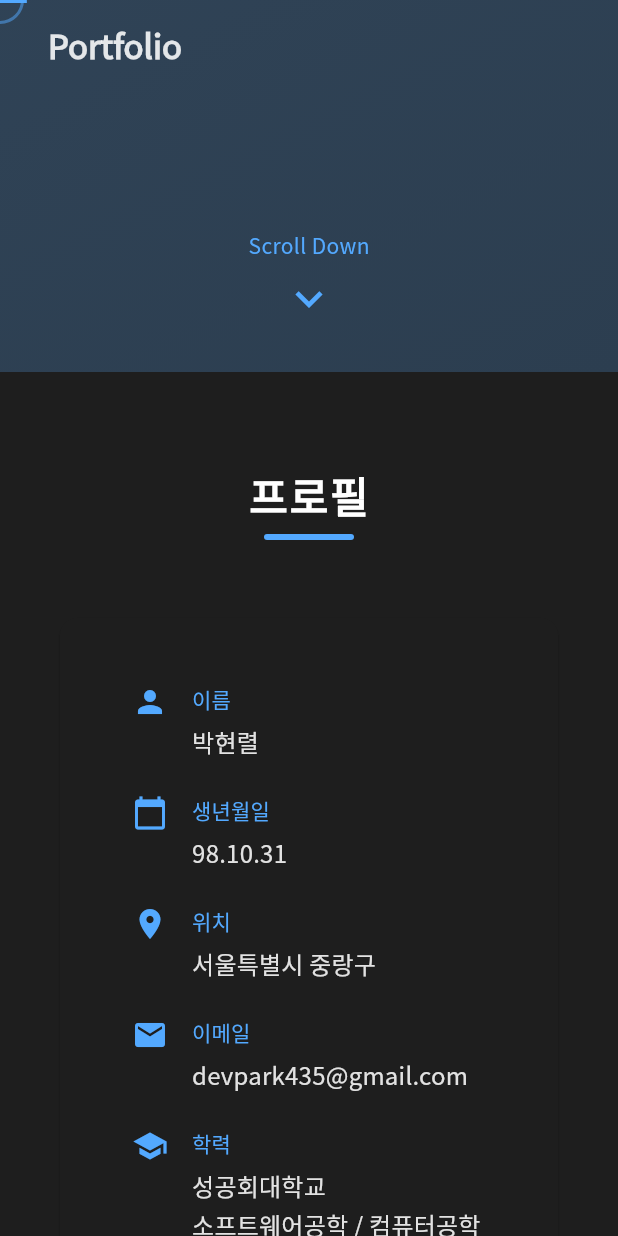
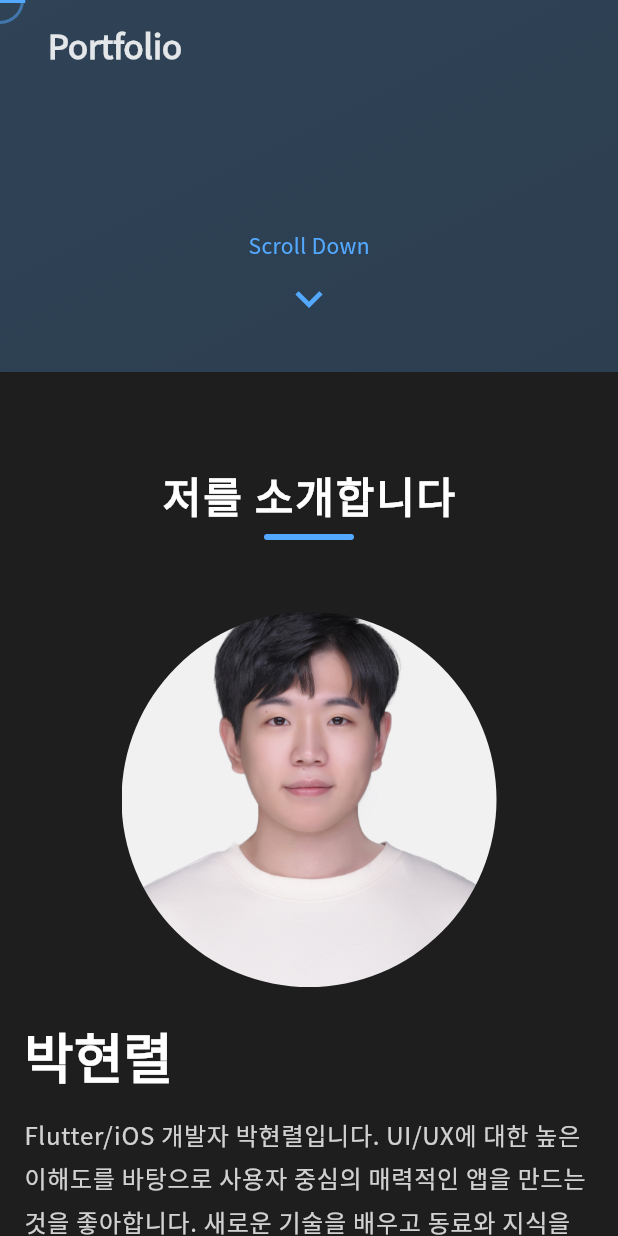
Before and after one commit to devpark435/portfolio_flutter_web, a Flutter app: the screen it shows after launch, scrolled down 576 dp, on a phone screen of 412 x 824 dp. Run offline on Flutter 3.47's test engine with Material 3 defaults, Android fonts, the phone set to English and light mode, and no system bars; drawn by our look-alikes of animated_text_kit, flutter_animate; our stand-ins replace flutter_riverpod, font_awesome_flutter, go_router, google_fonts, shared_preferences, simple_animations and 1 more; missing offline and left inert: dart:html.

Commit message:
feat: 👤 프로필 섹션 리뉴얼 및 이력서 다운로드 기능 추가
- Profile 섹션을 반응형 레이아웃, 프로필 이미지, 동적 자기소개로 전면 개편
- 클릭 가능한 소셜 링크 아이콘과 '이력서 다운로드' 버튼 추가
- 포트폴리오 데이터를 마크다운으로 변환하는 MarkdownService 구현
- '이력서 다운로드' 버튼 클릭 시 .md 파일이 다운로드되는 기능 추가

```diff
--- a/lib/data/profile_info.dart
+++ b/lib/data/profile_info.dart
@@ -1,6 +1,11 @@
+import 'package:flutter/material.dart';
+
 import '../domain/models/profile_info.dart';
 
-const List<ProfileInfo> profileInfos = [
+const String profileBio =
+    'Flutter/iOS 개발자 박현렬입니다. UI/UX에 대한 높은 이해도를 바탕으로 사용자 중심의 매력적인 앱을 만드는 것을 좋아합니다. 새로운 기술을 배우고 동료와 지식을 공유하는 과정에서 즐거움을 느낍니다.';
+
+const List<ProfileInfo> profileDetails = [
   ProfileInfo(
     label: '이름',
     values: ['박현렬'],
@@ -29,3 +34,8 @@ const List<ProfileInfo> profileInfos = [
     values: ['Flutter, iOS'],
   ),
 ];
+
+const Map<String, String> socialLinks = {
+  'github': 'https://github.com/epreep',
+  'velog': 'https://velog.io/@epreep',
+};
--- a/lib/presentation/screens/home/sections/profile_section.dart
+++ b/lib/presentation/screens/home/sections/profile_section.dart
@@ -1,76 +1,174 @@
+import 'dart:html' as html;
+import 'package:animated_text_kit/animated_text_kit.dart';
 import 'package:flutter/material.dart';
+import 'package:flutter_animate/flutter_animate.dart';
+import 'package:flutter_riverpod/flutter_riverpod.dart';
+import 'package:font_awesome_flutter/font_awesome_flutter.dart';
+import 'package:portfolio_web/config/providers/providers.dart';
+import 'package:portfolio_web/domain/services/markdown_service.dart';
+import 'package:url_launcher/url_launcher.dart';
 import '../../../../data/profile_info.dart';
-import '../../../widgets/profile_info_item.dart';
 import '../../../widgets/section_title.dart';
 import '../../../widgets/section_wrapper.dart';
 
-class ProfileSection extends StatelessWidget {
+class ProfileSection extends ConsumerWidget {
   const ProfileSection({super.key});
 
   @override
-  Widget build(BuildContext context) {
-    final width = MediaQuery.of(context).size.width;
-    final isMobile = width <= 800;
-
+  Widget build(BuildContext context, WidgetRef ref) {
     return SectionWrapper(
       child: Column(
         children: [
-          const SectionTitle(title: '프로필'),
+          const SectionTitle(title: '저를 소개합니다'),
           const SizedBox(height: 48),
-          Padding(
-            padding: EdgeInsets.symmetric(
-                horizontal: isMobile
-                    ? 20.0 // 모바일일 때 패딩
-                    : 42.0 // 데스크톱일 때 패딩
+          LayoutBuilder(builder: (context, constraints) {
+            final isWide = constraints.maxWidth > 900;
+            return isWide
+                ? _buildWideLayout(context, ref)
+                : _buildNarrowLayout(context, ref);
+          }),
+        ],
       ),
-            child: Card(
-              child: Padding(
-                padding: const EdgeInsets.all(32),
-                child: isMobile
-                    ? Column(
-                        children: profileInfos
-                            .map((info) => ProfileInfoItem(
-                                  info: info,
-                                  isMobile: true,
-                                ))
-                            .toList(),
-                      )
-                    : Row(
-                        // 2열 구조
+    );
+  }
+
+  Widget _buildWideLayout(BuildContext context, WidgetRef ref) {
+    return Row(
       crossAxisAlignment: CrossAxisAlignment.start,
       children: [
-                          Expanded(
-                            // 왼쪽 열
+        Expanded(flex: 2, child: _buildProfileIntro(context, ref)),
+        const SizedBox(width: 48),
+        Expanded(flex: 3, child: _buildProfileDetails(context)),
+      ],
+    );
+  }
+
+  Widget _buildNarrowLayout(BuildContext context, WidgetRef ref) {
+    return Column(
+      children: [
+        _buildProfileIntro(context, ref),
+        const SizedBox(height: 48),
+        _buildProfileDetails(context),
+      ],
+    );
+  }
+
+  Widget _buildProfileIntro(BuildContext context, WidgetRef ref) {
+    final theme = Theme.of(context);
+    return Column(
+      crossAxisAlignment: CrossAxisAlignment.start,
+      children: [
+        Center(
+          child: ClipRRect(
+            borderRadius: BorderRadius.circular(150),
+            child: Image.asset(
+              'assets/images/profile.jpg',
+              width: 250,
+              height: 250,
+              fit: BoxFit.cover,
+            ),
+          ).animate().fadeIn(duration: 800.ms).saturate(),
+        ),
+        const SizedBox(height: 24),
+        AnimatedTextKit(
+          animatedTexts: [
+            TypewriterAnimatedText(
+              '박현렬',
+              textStyle: theme.textTheme.displaySmall
+                  ?.copyWith(fontWeight: FontWeight.bold),
+              speed: const Duration(milliseconds: 150),
+            ),
+          ],
+          totalRepeatCount: 1,
+        ),
+        const SizedBox(height: 16),
+        Text(
+          profileBio,
+          style: theme.textTheme.bodyLarge?.copyWith(
+            height: 1.8,
+            color: theme.textTheme.bodyLarge?.color?.withOpacity(0.8),
+          ),
+        ),
+        const SizedBox(height: 32),
+        _buildSocialAndResumeButtons(context, ref),
+      ],
+    );
+  }
+
+  Widget _buildProfileDetails(BuildContext context) {
+    final theme = Theme.of(context);
+    return Container(
+      padding: const EdgeInsets.all(32),
+      decoration: BoxDecoration(
+        borderRadius: BorderRadius.circular(16),
+        border: Border.all(color: theme.dividerColor.withOpacity(0.1)),
+        color: theme.cardColor.withOpacity(0.5),
+      ),
       child: Column(
-                              children: profileInfos
-                                  .take(3)
-                                  .map((info) => ProfileInfoItem(
-                                        info: info,
-                                        isMobile: false,
-                                      ))
-                                  .toList(),
+        crossAxisAlignment: CrossAxisAlignment.start,
+        children: profileDetails.map((info) {
+          return Padding(
+            padding: const EdgeInsets.symmetric(vertical: 12.0),
+            child: Row(
+              crossAxisAlignment: CrossAxisAlignment.start,
+              children: [
+                SizedBox(
+                  width: 80,
+                  child: Text(
+                    info.label,
+                    style: theme.textTheme.titleSmall?.copyWith(
+                      color:
+                          theme.textTheme.titleSmall?.color?.withOpacity(0.6),
+                    ),
                   ),
                 ),
                 Expanded(
-                            // 오른쪽 열
-                            child: Column(
-                              children: profileInfos
-                                  .skip(3)
-                                  .take(3)
-                                  .map((info) => ProfileInfoItem(
-                                        info: info,
-                                        isMobile: false,
-                                      ))
-                                  .toList(),
-                            ),
-                          ),
-                        ],
-                      ),
-              ),
+                  child: Text(
+                    info.values.join('\n'),
+                    style: theme.textTheme.bodyLarge,
                   ),
                 ),
               ],
             ),
           );
+        }).toList(),
+      ),
+    ).animate().fadeIn(delay: 300.ms);
+  }
+
+  Widget _buildSocialAndResumeButtons(BuildContext context, WidgetRef ref) {
+    return Row(
+      children: [
+        ...socialLinks.entries.map((entry) {
+          return IconButton(
+            icon: FaIcon(entry.key == 'github'
+                ? FontAwesomeIcons.github
+                : FontAwesomeIcons.rss),
+            onPressed: () => launchUrl(Uri.parse(entry.value)),
+            tooltip: entry.key,
+          );
+        }),
+        const Spacer(),
+        ElevatedButton.icon(
+          onPressed: () async {
+            final projectsData = await ref.read(projectsProvider.future);
+            final markdownContent = MarkdownService()
+                .generatePortfolioMarkdown(projects: projectsData);
+
+            final blob = html.Blob([markdownContent], 'text/markdown');
+            final url = html.Url.createObjectUrlFromBlob(blob);
+            final anchor = html.AnchorElement(href: url)
+              ..setAttribute('download', 'portfolio_parkhyunryeol.md')
+              ..click();
+            html.Url.revokeObjectUrl(url);
+          },
+          icon: const Icon(Icons.download),
+          label: const Text('이력서 다운로드'),
+          style: ElevatedButton.styleFrom(
+            padding: const EdgeInsets.symmetric(horizontal: 24, vertical: 16),
+          ),
+        ),
+      ],
+    );
   }
 }
--- a/pubspec.yaml
+++ b/pubspec.yaml
@@ -39,9 +39,9 @@ dependencies:
   flutter_riverpod: ^2.6.1
   google_fonts: ^6.2.1
   shared_preferences: ^2.3.5
-  url_launcher: ^6.3.1
-  animated_text_kit: ^4.2.2
-  font_awesome_flutter: ^10.8.0
+  url_launcher: ^6.3.2
+  animated_text_kit: ^4.2.3
+  font_awesome_flutter: ^10.9.0
   simple_animations: ^5.2.0
   flutter_animate: ^4.5.2
   timeline_tile: ^2.0.0
```
Also changed, not shown: lib/domain/services/markdown_service.dart (added, +79 -0 lines), lib/presentation/screens/home/sections/contact_section.dart (+54 -12 lines), pubspec.lock. Lines whose indentation alone changed are shown as unchanged.
